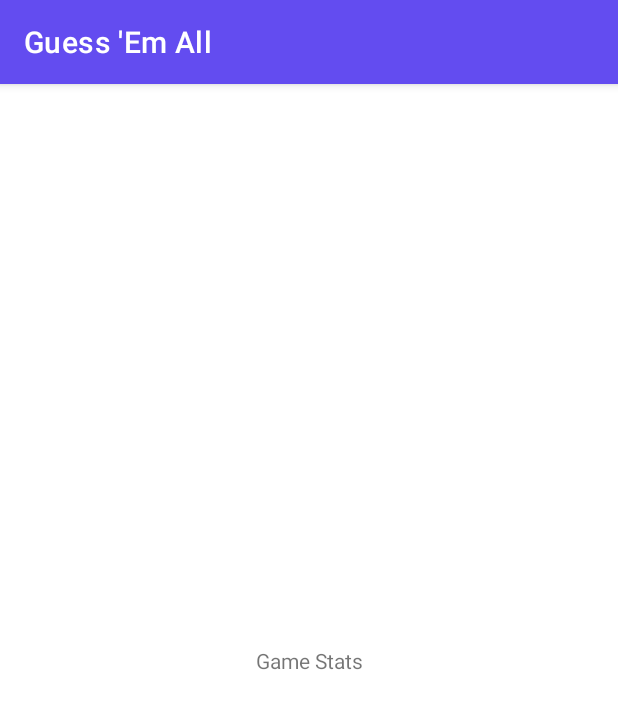
After one commit to aki18-1861529/guess-em-all, an Android app: the GameStats screen opened directly, with no data from a screen before it, on a phone screen of 412 x 824 dp. The commit adds this screen. Shown: the top 709 px of the screen. Run offline under Robolectric (Android 15) with nearby library versions, the phone set to English and light mode, and no system bars.

Commit message:
Add empty screens

```diff
--- /dev/null
+++ b/app/src/main/java/edu/us/ischool/guessemall/GameStats.kt
@@ -0,0 +1,11 @@
+package edu.us.ischool.guessemall
+
+import androidx.appcompat.app.AppCompatActivity
+import android.os.Bundle
+
+class GameStats : AppCompatActivity() {
+    override fun onCreate(savedInstanceState: Bundle?) {
+        super.onCreate(savedInstanceState)
+        setContentView(R.layout.activity_game_stats)
+    }
+}
--- a/app/src/main/res/layout/activity_game.xml
+++ b/app/src/main/res/layout/activity_game.xml
@@ -14,7 +14,7 @@
     android:layout_width="match_parent"
     android:layout_height="match_parent"
     android:background="@color/background"
-    tools:context=".game">
+    tools:context=".Game">
 
     <ImageView
         android:id="@+id/imgGuessPokemon"
--- /dev/null
+++ b/app/src/main/res/layout/activity_game_stats.xml
@@ -0,0 +1,18 @@
+<?xml version="1.0" encoding="utf-8"?>
+<androidx.constraintlayout.widget.ConstraintLayout xmlns:android="http://schemas.android.com/apk/res/android"
+    xmlns:app="http://schemas.android.com/apk/res-auto"
+    xmlns:tools="http://schemas.android.com/tools"
+    android:layout_width="match_parent"
+    android:layout_height="match_parent"
+    tools:context=".GameStats">
+
+    <TextView
+        android:id="@+id/textView2"
+        android:layout_width="wrap_content"
+        android:layout_height="wrap_content"
+        android:text="Game Stats"
+        app:layout_constraintBottom_toBottomOf="parent"
+        app:layout_constraintEnd_toEndOf="parent"
+        app:layout_constraintStart_toStartOf="parent"
+        app:layout_constraintTop_toTopOf="parent" />
+</androidx.constraintlayout.widget.ConstraintLayout>
```
Also changed, not shown: app/src/main/AndroidManifest.xml (+11 -3 lines), app/src/main/java/edu/us/ischool/guessemall/Game.kt (renamed from app/src/main/java/edu/us/ischool/guessemall/game.kt, +9 -1 lines), app/src/main/java/edu/us/ischool/guessemall/MainActivity.kt (+13 -1 lines), app/src/main/java/edu/us/ischool/guessemall/Pokedex.kt (added, +11 -0 lines), app/src/main/java/edu/us/ischool/guessemall/PokemonStats.kt (added, +11 -0 lines), app/src/main/res/layout/activity_pokedex.xml (added, +18 -0 lines), app/src/main/res/layout/activity_pokemon_stats.xml (added, +18 -0 lines).
